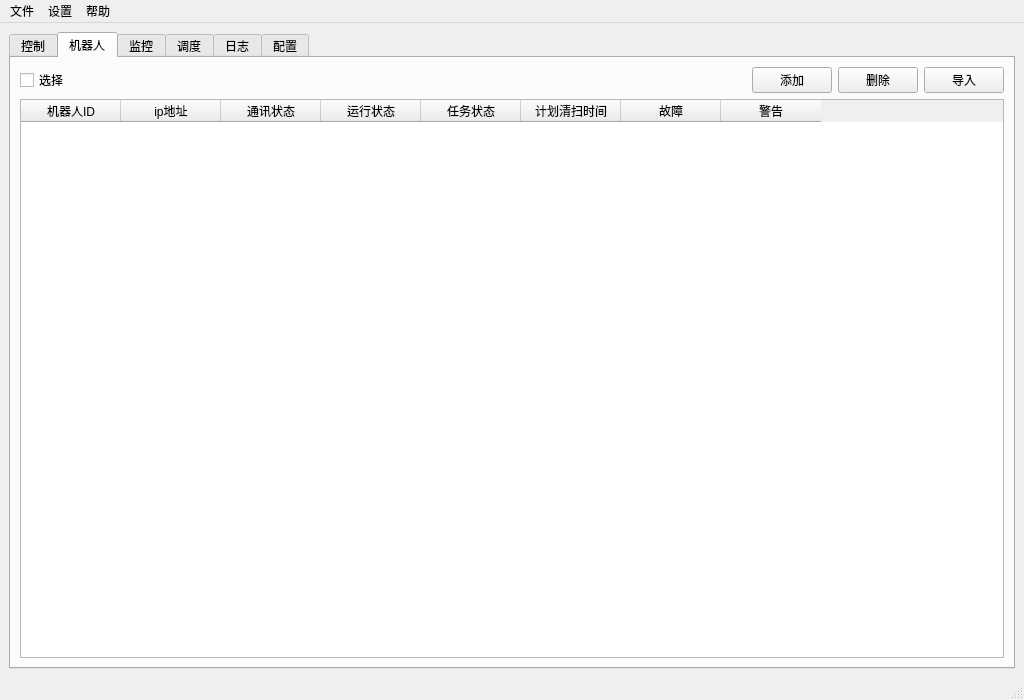
myzonexu/git_test, file python_test/python_test/ui_main.ui: the form before one commit.
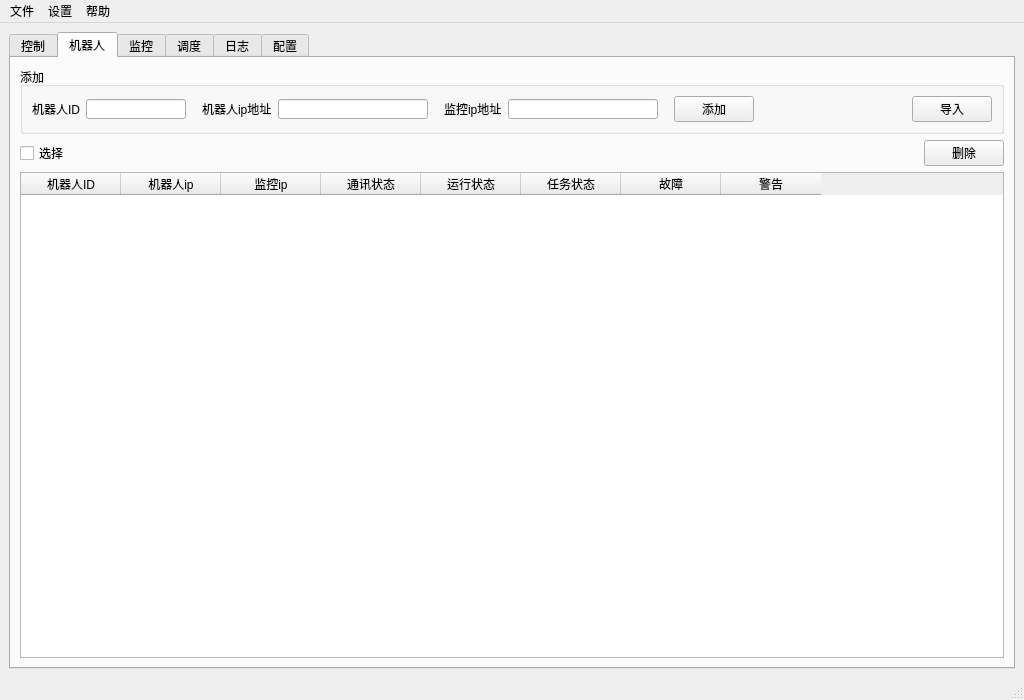
The form after the commit. The open tabs and pages were chosen to show the change. Icons and pictures are not drawn.

Commit message: 增加 添加机器人，清扫日志功能

```diff
--- a/python_test/python_test/ui_main.ui
+++ b/python_test/python_test/ui_main.ui
@@ -1496,7 +1496,209 @@
        <attribute name="title">
         <string>机器人</string>
        </attribute>
-       <layout class="QVBoxLayout" name="verticalLayout_50">
+       <layout class="QVBoxLayout" name="verticalLayout_52">
+        <item>
+         <widget class="QGroupBox" name="groupBox">
+          <property name="title">
+           <string>添加</string>
+          </property>
+          <layout class="QVBoxLayout" name="verticalLayout_50">
+           <item>
+            <layout class="QHBoxLayout" name="horizontalLayout_63">
+             <item>
+              <widget class="QLabel" name="label_58">
+               <property name="text">
+                <string>机器人ID</string>
+               </property>
+               <property name="buddy">
+                <cstring>lineEdit_add_robot_ip</cstring>
+               </property>
+              </widget>
+             </item>
+             <item>
+              <widget class="QLineEdit" name="lineEdit_add_robot_id">
+               <property name="sizePolicy">
+                <sizepolicy hsizetype="Fixed" vsizetype="Fixed">
+                 <horstretch>0</horstretch>
+                 <verstretch>0</verstretch>
+                </sizepolicy>
+               </property>
+               <property name="minimumSize">
+                <size>
+                 <width>100</width>
+                 <height>20</height>
+                </size>
+               </property>
+               <property name="maximumSize">
+                <size>
+                 <width>100</width>
+                 <height>20</height>
+                </size>
+               </property>
+               <property name="toolTip">
+                <string>ID编号</string>
+               </property>
+               <property name="text">
+                <string/>
+               </property>
+              </widget>
+             </item>
+             <item>
+              <spacer name="horizontalSpacer_38">
+               <property name="orientation">
+                <enum>Qt::Horizontal</enum>
+               </property>
+               <property name="sizeType">
+                <enum>QSizePolicy::Fixed</enum>
+               </property>
+               <property name="sizeHint" stdset="0">
+                <size>
+                 <width>10</width>
+                 <height>20</height>
+                </size>
+               </property>
+              </spacer>
+             </item>
+             <item>
+              <widget class="QLabel" name="label_4">
+               <property name="text">
+                <string>机器人ip地址</string>
+               </property>
+               <property name="buddy">
+                <cstring>lineEdit_add_robot_ip</cstring>
+               </property>
+              </widget>
+             </item>
+             <item>
+              <widget class="QLineEdit" name="lineEdit_add_robot_ip">
+               <property name="sizePolicy">
+                <sizepolicy hsizetype="Fixed" vsizetype="Fixed">
+                 <horstretch>0</horstretch>
+                 <verstretch>0</verstretch>
+                </sizepolicy>
+               </property>
+               <property name="minimumSize">
+                <size>
+                 <width>150</width>
+                 <height>20</height>
+                </size>
+               </property>
+               <property name="maximumSize">
+                <size>
+                 <width>150</width>
+                 <height>20</height>
+                </size>
+               </property>
+               <property name="toolTip">
+                <string>&lt;html&gt;&lt;head/&gt;&lt;body&gt;&lt;p&gt;例：192.168.1.100&lt;/p&gt;&lt;/body&gt;&lt;/html&gt;</string>
+               </property>
+               <property name="text">
+                <string/>
+               </property>
+              </widget>
+             </item>
+             <item>
+              <spacer name="horizontalSpacer_39">
+               <property name="orientation">
+                <enum>Qt::Horizontal</enum>
+               </property>
+               <property name="sizeType">
+                <enum>QSizePolicy::Fixed</enum>
+               </property>
+               <property name="sizeHint" stdset="0">
+                <size>
+                 <width>10</width>
+                 <height>20</height>
+                </size>
+               </property>
+              </spacer>
+             </item>
+             <item>
+              <widget class="QLabel" name="label_57">
+               <property name="text">
+                <string>监控ip地址</string>
+               </property>
+               <property name="buddy">
+                <cstring>lineEdit_add_robot_ip</cstring>
+               </property>
+              </widget>
+             </item>
+             <item>
+              <widget class="QLineEdit" name="lineEdit_add_camera_ip">
+               <property name="sizePolicy">
+                <sizepolicy hsizetype="Fixed" vsizetype="Fixed">
+                 <horstretch>0</horstretch>
+                 <verstretch>0</verstretch>
+                </sizepolicy>
+               </property>
+               <property name="minimumSize">
+                <size>
+                 <width>150</width>
+                 <height>20</height>
+                </size>
+               </property>
+               <property name="maximumSize">
+                <size>
+                 <width>150</width>
+                 <height>20</height>
+                </size>
+               </property>
+               <property name="toolTip">
+                <string>例：192.168.1.64</string>
+               </property>
+               <property name="text">
+                <string/>
+               </property>
+              </widget>
+             </item>
+             <item>
+              <spacer name="horizontalSpacer_40">
+               <property name="orientation">
+                <enum>Qt::Horizontal</enum>
+               </property>
+               <property name="sizeType">
+                <enum>QSizePolicy::Fixed</enum>
+               </property>
+               <property name="sizeHint" stdset="0">
+                <size>
+                 <width>10</width>
+                 <height>20</height>
+                </size>
+               </property>
+              </spacer>
+             </item>
+             <item>
+              <widget class="QPushButton" name="pushButton_add_robot">
+               <property name="text">
+                <string>添加</string>
+               </property>
+              </widget>
+             </item>
+             <item>
+              <spacer name="horizontalSpacer_37">
+               <property name="orientation">
+                <enum>Qt::Horizontal</enum>
+               </property>
+               <property name="sizeHint" stdset="0">
+                <size>
+                 <width>40</width>
+                 <height>20</height>
+                </size>
+               </property>
+              </spacer>
+             </item>
+             <item>
+              <widget class="QPushButton" name="pushButton_import_robot">
+               <property name="text">
+                <string>导入</string>
+               </property>
+              </widget>
+             </item>
+            </layout>
+           </item>
+          </layout>
+         </widget>
+        </item>
         <item>
          <layout class="QHBoxLayout" name="horizontalLayout_61">
           <item>
@@ -1519,13 +1721,6 @@
             </property>
            </spacer>
           </item>
-          <item>
-           <widget class="QPushButton" name="pushButton_add_robot">
-            <property name="text">
-             <string>添加</string>
-            </property>
-           </widget>
-          </item>
           <item>
            <widget class="QPushButton" name="pushButton_del_robot">
             <property name="text">
@@ -1533,25 +1728,23 @@
             </property>
            </widget>
           </item>
-          <item>
-           <widget class="QPushButton" name="pushButton_import_robot">
-            <property name="text">
-             <string>导入</string>
-            </property>
-           </widget>
-          </item>
          </layout>
         </item>
         <item>
          <widget class="QTableWidget" name="tableWidget_robot_all">
           <column>
            <property name="text">
-            <string>机器人ID</string>
+            <string>   机器人ID   </string>
            </property>
           </column>
           <column>
            <property name="text">
-            <string>ip地址</string>
+            <string>机器人ip</string>
+           </property>
+          </column>
+          <column>
+           <property name="text">
+            <string>监控ip</string>
            </property>
           </column>
           <column>
@@ -1569,11 +1762,6 @@
             <string>任务状态</string>
            </property>
           </column>
-          <column>
-           <property name="text">
-            <string>计划清扫时间</string>
-           </property>
-          </column>
           <column>
            <property name="text">
             <string>故障</string>
@@ -2525,107 +2713,6 @@
         <string>配置</string>
        </attribute>
        <layout class="QVBoxLayout" name="verticalLayout_6">
-        <item>
-         <widget class="QGroupBox" name="groupBox_8">
-          <property name="sizePolicy">
-           <sizepolicy hsizetype="Preferred" vsizetype="Fixed">
-            <horstretch>0</horstretch>
-            <verstretch>0</verstretch>
-           </sizepolicy>
-          </property>
-          <property name="minimumSize">
-           <size>
-            <width>0</width>
-            <height>100</height>
-           </size>
-          </property>
-          <property name="title">
-           <string>机器人配置</string>
-          </property>
-          <layout class="QVBoxLayout" name="verticalLayout_12">
-           <item>
-            <layout class="QHBoxLayout" name="horizontalLayout_14">
-             <item>
-              <widget class="QLabel" name="label_4">
-               <property name="text">
-                <string>机器人网络地址</string>
-               </property>
-               <property name="buddy">
-                <cstring>lineEdit_ip_addr</cstring>
-               </property>
-              </widget>
-             </item>
-             <item>
-              <widget class="QLineEdit" name="lineEdit_ip_addr">
-               <property name="sizePolicy">
-                <sizepolicy hsizetype="Fixed" vsizetype="Fixed">
-                 <horstretch>0</horstretch>
-                 <verstretch>0</verstretch>
-                </sizepolicy>
-               </property>
-               <property name="minimumSize">
-                <size>
-                 <width>150</width>
-                 <height>20</height>
-                </size>
-               </property>
-               <property name="maximumSize">
-                <size>
-                 <width>150</width>
-                 <height>20</height>
-                </size>
-               </property>
-               <property name="text">
-                <string>127.0.0.1</string>
-               </property>
-              </widget>
-             </item>
-             <item>
-              <widget class="QPushButton" name="pushButton_tcp_connect">
-               <property name="text">
-                <string>连接</string>
-               </property>
-              </widget>
-             </item>
-             <item>
-              <widget class="QPushButton" name="pushButton_tcp_disconnect">
-               <property name="text">
-                <string>断开</string>
-               </property>
-              </widget>
-             </item>
-             <item>
-              <spacer name="horizontalSpacer_12">
-               <property name="orientation">
-                <enum>Qt::Horizontal</enum>
-               </property>
-               <property name="sizeHint" stdset="0">
-                <size>
-                 <width>40</width>
-                 <height>20</height>
-                </size>
-               </property>
-              </spacer>
-             </item>
-            </layout>
-           </item>
-           <item>
-            <widget class="QLabel" name="label_connect_info">
-             <property name="text">
-              <string>网络未连接</string>
-             </property>
-            </widget>
-           </item>
-           <item>
-            <widget class="QLabel" name="label_robo_info">
-             <property name="text">
-              <string/>
-             </property>
-            </widget>
-           </item>
-          </layout>
-         </widget>
-        </item>
         <item>
          <layout class="QHBoxLayout" name="horizontalLayout_23">
           <item>
```
Left out of the diff: 87 changed lines with no effect on the pictures. The commit also changes 11 other files.
